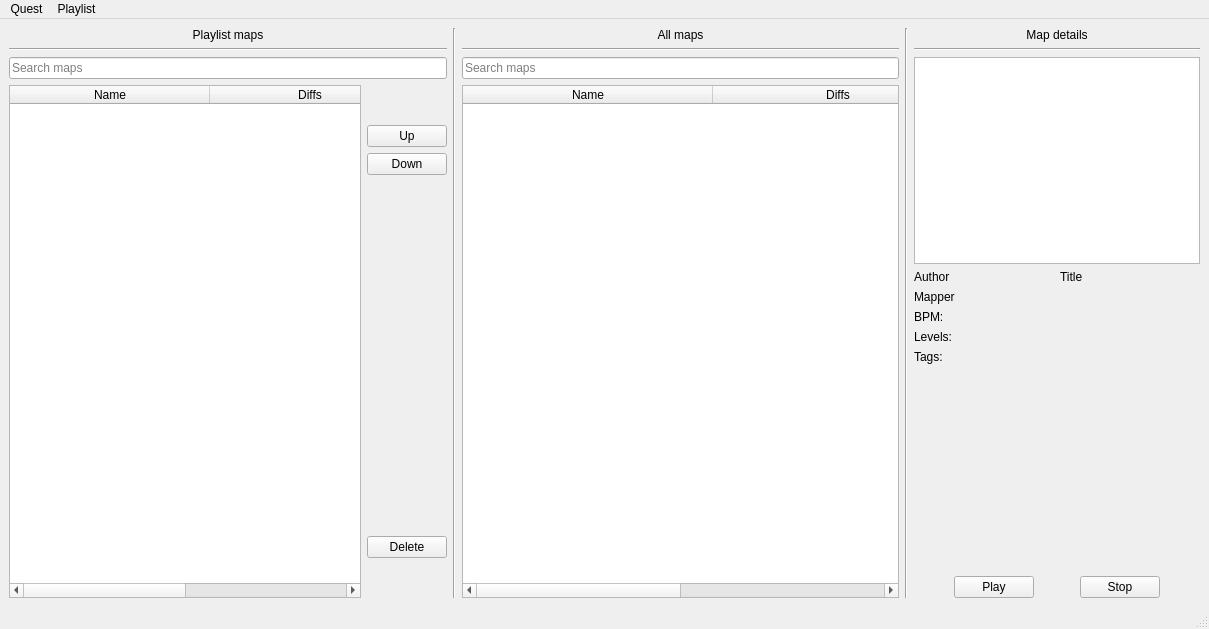
First picture: the form in ui/main.ui, repository Unvire/Quest3-beatsaber-playlist-manager, before the edit.
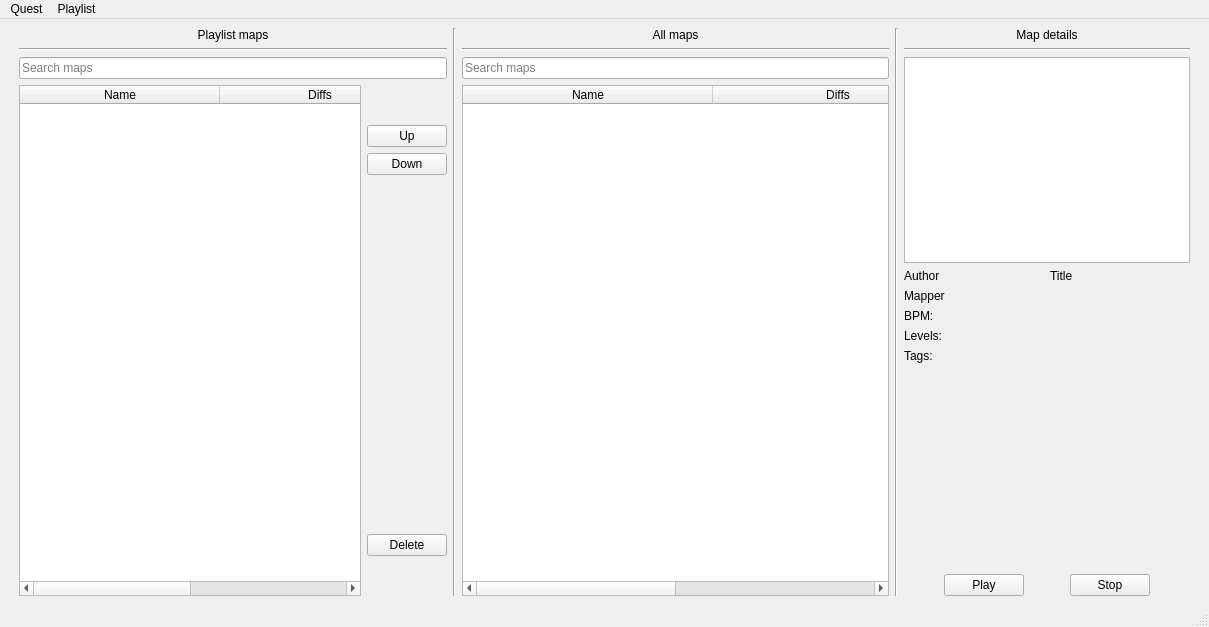
Second picture: the form after the edit.

Commit message: adds left right padding

```diff
--- a/ui/main.ui
+++ b/ui/main.ui
@@ -7,7 +7,7 @@
     <x>0</x>
     <y>0</y>
     <width>1209</width>
-    <height>629</height>
+    <height>627</height>
    </rect>
   </property>
   <property name="windowTitle">
@@ -24,6 +24,22 @@
     <enum>Qt::LeftToRight</enum>
    </property>
    <layout class="QHBoxLayout" name="horizontalLayout_6">
+    <item>
+     <spacer name="horizontalSpacer_4">
+      <property name="orientation">
+       <enum>Qt::Horizontal</enum>
+      </property>
+      <property name="sizeType">
+       <enum>QSizePolicy::Minimum</enum>
+      </property>
+      <property name="sizeHint" stdset="0">
+       <size>
+        <width>10</width>
+        <height>20</height>
+       </size>
+      </property>
+     </spacer>
+    </item>
     <item>
      <layout class="QHBoxLayout" name="horizontalLayout" stretch="3,0,3,0,0">
       <property name="sizeConstraint">
@@ -59,6 +75,9 @@
          <layout class="QHBoxLayout" name="horizontalLayout_2" stretch="10,1">
           <item>
            <widget class="QTableWidget" name="playlistsMapsTable">
+            <attribute name="horizontalHeaderVisible">
+             <bool>true</bool>
+            </attribute>
             <attribute name="horizontalHeaderCascadingSectionResizes">
              <bool>false</bool>
             </attribute>
@@ -72,7 +91,7 @@
              <bool>true</bool>
             </attribute>
             <attribute name="horizontalHeaderStretchLastSection">
-             <bool>true</bool>
+             <bool>false</bool>
             </attribute>
             <attribute name="verticalHeaderVisible">
              <bool>true</bool>
@@ -367,6 +386,22 @@
       </item>
      </layout>
     </item>
+    <item>
+     <spacer name="horizontalSpacer_5">
+      <property name="orientation">
+       <enum>Qt::Horizontal</enum>
+      </property>
+      <property name="sizeType">
+       <enum>QSizePolicy::Fixed</enum>
+      </property>
+      <property name="sizeHint" stdset="0">
+       <size>
+        <width>10</width>
+        <height>20</height>
+       </size>
+      </property>
+     </spacer>
+    </item>
    </layout>
   </widget>
   <widget class="QMenuBar" name="menubar">
```
